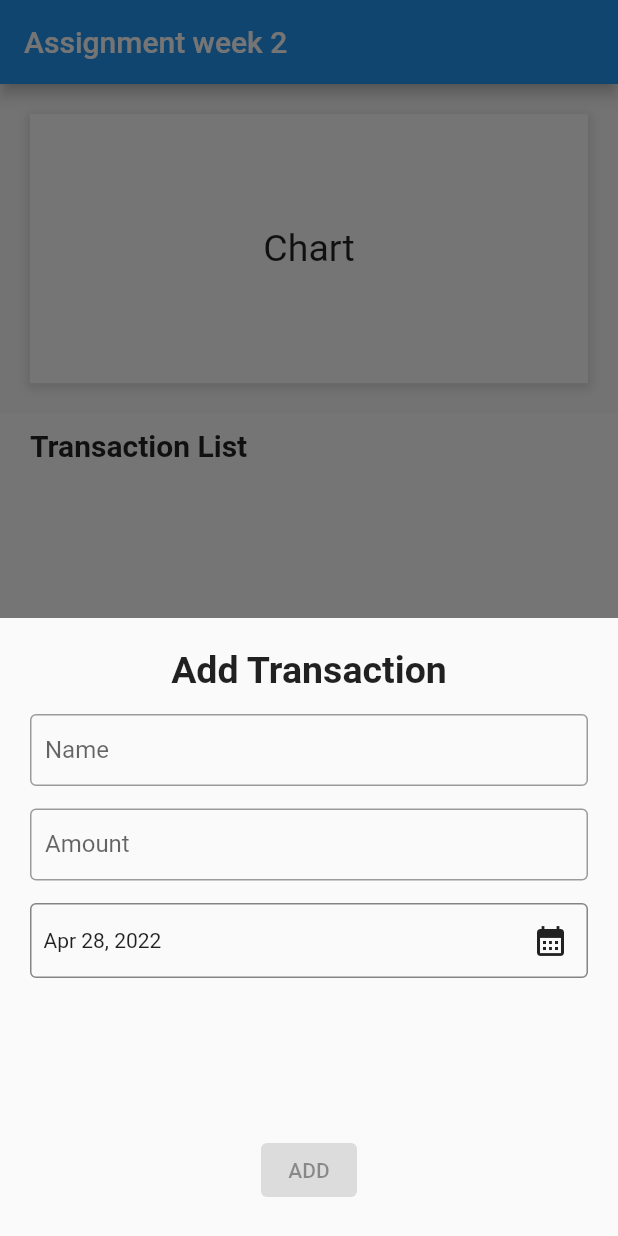
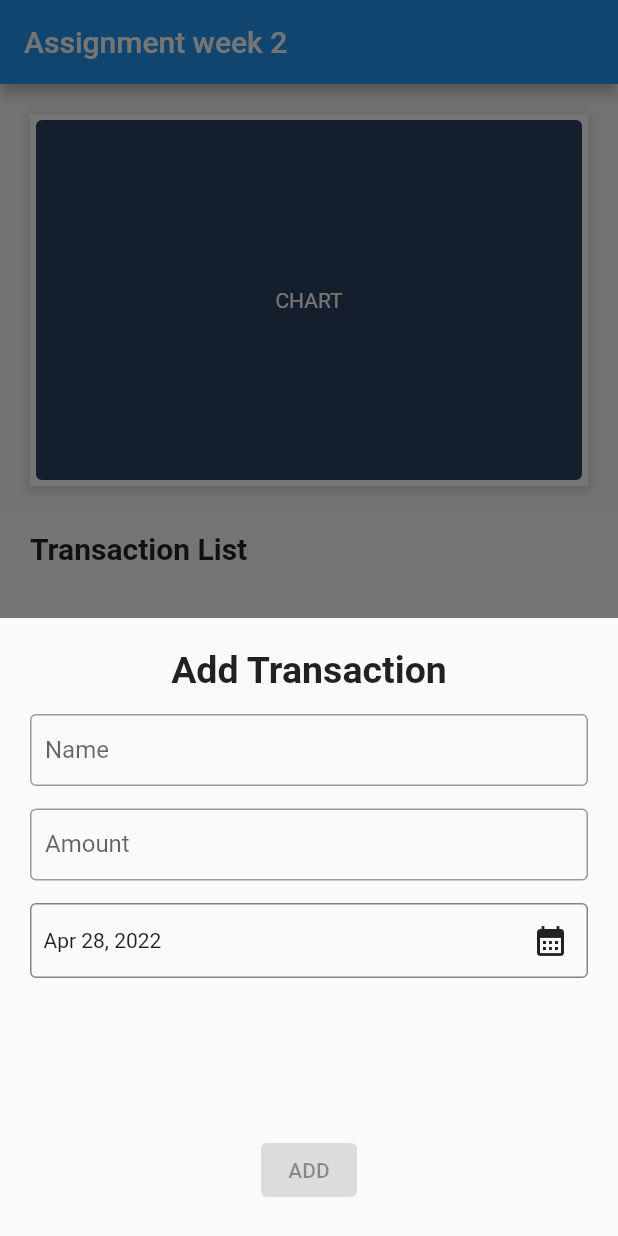
Before and after one commit to kiettruong-bbv/flutter, a Flutter app: the screen it shows after launch, after a tap on the "add" icon, on a phone screen of 412 x 824 dp. Run offline on Flutter 3.47's test engine with Material 2 defaults, Android fonts, the phone set to English and light mode, and no system bars; our stand-ins replace fl_chart.

Commit message:
Populated chart with transaction data.

```diff
--- a/expense_notes/lib/model/product.dart
+++ /dev/null
@@ -1,11 +0,0 @@
-class Product {
-  final String name;
-  final double price;
-  final String addTime;
-
-  Product({
-    required this.name,
-    required this.price,
-    required this.addTime,
-  });
-}
--- /dev/null
+++ b/expense_notes/lib/model/transaction.dart
@@ -0,0 +1,23 @@
+enum WeekDay { mon, tue, wed, thu, fri, sat, sun }
+
+class Transaction {
+  final String name;
+  final double price;
+  final DateTime addTime;
+
+  Transaction({
+    required this.name,
+    required this.price,
+    required this.addTime,
+  });
+}
+
+class DayTransaction {
+  final WeekDay weekDay;
+  final List<Transaction> transactions;
+
+  DayTransaction({
+    required this.weekDay,
+    required this.transactions,
+  });
+}
--- a/expense_notes/lib/view/add_product_screen.dart
+++ /dev/null
@@ -1,112 +0,0 @@
-import 'package:flutter/material.dart';
-import 'package:expense_notes/model/product.dart';
-import 'package:expense_notes/widget/date_time_input.dart';
-import 'package:expense_notes/extension/date_extension.dart';
-
-class AddProductScreen extends StatefulWidget {
-  const AddProductScreen({Key? key}) : super(key: key);
-
-  @override
-  State<AddProductScreen> createState() => _AddProductScreenState();
-}
-
-class _AddProductScreenState extends State<AddProductScreen> {
-  late TextEditingController _nameController;
-  late TextEditingController _priceController;
-  DateTime _selectedDate = DateTime.now();
-  bool _isAddEnable = false;
-
-  @override
-  void initState() {
-    super.initState();
-    _nameController = TextEditingController();
-    _priceController = TextEditingController();
-  }
-
-  @override
-  void dispose() {
-    _nameController.dispose();
-    _priceController.dispose();
-
-    super.dispose();
-  }
-
-  @override
-  Widget build(BuildContext context) {
-    return Container(
-      padding: const EdgeInsets.all(20),
-      child: Column(
-        mainAxisSize: MainAxisSize.min,
-        children: [
-          const Text(
-            'Add Transaction',
-            style: TextStyle(
-              fontSize: 25,
-              fontWeight: FontWeight.bold,
-            ),
-          ),
-          _buildSpace(height: 15),
-          TextField(
-            controller: _nameController,
-            decoration: const InputDecoration(
-              contentPadding: EdgeInsets.all(10),
-              border: OutlineInputBorder(),
-              labelText: 'Name',
-            ),
-            onChanged: (_) => _validateButton(),
-          ),
-          _buildSpace(height: 15),
-          TextField(
-            controller: _priceController,
-            keyboardType: TextInputType.number,
-            decoration: const InputDecoration(
-              contentPadding: EdgeInsets.all(10),
-              border: OutlineInputBorder(),
-              labelText: 'Amount',
-            ),
-            onChanged: (_) => _validateButton(),
-          ),
-          _buildSpace(height: 15),
-          DateTimeInput(
-            onSelectDateTime: (dateTime) {
-              if (dateTime != null) {
-                _selectedDate = dateTime;
-              }
-            },
-          ),
-          const Spacer(),
-          ElevatedButton(
-            onPressed: _isAddEnable ? _addProduct : null,
-            child: const Text('ADD'),
-          ),
-        ],
-      ),
-    );
-  }
-
-  Widget _buildSpace({
-    double width = 0,
-    double height = 0,
-  }) {
-    return SizedBox(
-      width: width,
-      height: height,
-    );
-  }
-
-  void _addProduct() {
-    final product = Product(
-      name: _nameController.text,
-      price: double.parse(_priceController.text),
-      addTime: _selectedDate.format(),
-    );
-    Navigator.pop(context, product);
-  }
-
-  void _validateButton() {
-    setState(() {
-      _isAddEnable =
-          _nameController.text.isNotEmpty && _priceController.text.isNotEmpty;
-    });
-  }
-}
--- /dev/null
+++ b/expense_notes/lib/view/add_transaction_screen.dart
@@ -0,0 +1,112 @@
+import 'package:flutter/material.dart';
+import 'package:expense_notes/model/transaction.dart';
+import 'package:expense_notes/widget/date_time_input.dart';
+import 'package:expense_notes/extension/date_extension.dart';
+
+class AddTransactionScreen extends StatefulWidget {
+  const AddTransactionScreen({Key? key}) : super(key: key);
+
+  @override
+  State<AddTransactionScreen> createState() => _AddTransactionScreenState();
+}
+
+class _AddTransactionScreenState extends State<AddTransactionScreen> {
+  late TextEditingController _nameController;
+  late TextEditingController _priceController;
+  DateTime _selectedDate = DateTime.now();
+  bool _isAddEnable = false;
+
+  @override
+  void initState() {
+    super.initState();
+    _nameController = TextEditingController();
+    _priceController = TextEditingController();
+  }
+
+  @override
+  void dispose() {
+    _nameController.dispose();
+    _priceController.dispose();
+
+    super.dispose();
+  }
+
+  @override
+  Widget build(BuildContext context) {
+    return Container(
+      padding: const EdgeInsets.all(20),
+      child: Column(
+        mainAxisSize: MainAxisSize.min,
+        children: [
+          const Text(
+            'Add Transaction',
+            style: TextStyle(
+              fontSize: 25,
+              fontWeight: FontWeight.bold,
+            ),
+          ),
+          _buildSpace(height: 15),
+          TextField(
+            controller: _nameController,
+            decoration: const InputDecoration(
+              contentPadding: EdgeInsets.all(10),
+              border: OutlineInputBorder(),
+              labelText: 'Name',
+            ),
+            onChanged: (_) => _validateButton(),
+          ),
+          _buildSpace(height: 15),
+          TextField(
+            controller: _priceController,
+            keyboardType: TextInputType.number,
+            decoration: const InputDecoration(
+              contentPadding: EdgeInsets.all(10),
+              border: OutlineInputBorder(),
+              labelText: 'Amount',
+            ),
+            onChanged: (_) => _validateButton(),
+          ),
+          _buildSpace(height: 15),
+          DateTimeInput(
+            onSelectDateTime: (dateTime) {
+              if (dateTime != null) {
+                _selectedDate = dateTime;
+              }
+            },
+          ),
+          const Spacer(),
+          ElevatedButton(
+            onPressed: _isAddEnable ? _addProduct : null,
+            child: const Text('ADD'),
+          ),
+        ],
+      ),
+    );
+  }
+
+  Widget _buildSpace({
+    double width = 0,
+    double height = 0,
+  }) {
+    return SizedBox(
+      width: width,
+      height: height,
+    );
+  }
+
+  void _addProduct() {
+    final product = Transaction(
+      name: _nameController.text,
+      price: double.parse(_priceController.text),
+      addTime: _selectedDate,
+    );
+    Navigator.pop(context, product);
+  }
+
+  void _validateButton() {
+    setState(() {
+      _isAddEnable =
+          _nameController.text.isNotEmpty && _priceController.text.isNotEmpty;
+    });
+  }
+}
--- a/expense_notes/lib/view/transaction_list.dart
+++ b/expense_notes/lib/view/transaction_list.dart
@@ -1,6 +1,9 @@
+import 'package:expense_notes/view/transaction_item.dart';
+import 'package:expense_notes/widget/chart.dart';
+import 'package:fl_chart/fl_chart.dart';
 import 'package:flutter/material.dart';
-import 'package:expense_notes/model/product.dart';
-import 'package:expense_notes/view/add_product_screen.dart';
+import 'package:expense_notes/model/transaction.dart';
+import 'package:expense_notes/view/add_transaction_screen.dart';
 
 class TransactionList extends StatefulWidget {
   const TransactionList({Key? key}) : super(key: key);
@@ -10,7 +13,19 @@ class TransactionList extends StatefulWidget {
 }
 
 class _TransactionListState extends State<TransactionList> {
-  List<Product> products = [];
+  final List<Transaction> _transactions = [];
+
+  final List<DayTransaction> _weekDayTransactions = [
+    DayTransaction(weekDay: WeekDay.mon, transactions: []),
+    DayTransaction(weekDay: WeekDay.tue, transactions: []),
+    DayTransaction(weekDay: WeekDay.wed, transactions: []),
+    DayTransaction(weekDay: WeekDay.thu, transactions: []),
+    DayTransaction(weekDay: WeekDay.fri, transactions: []),
+    DayTransaction(weekDay: WeekDay.sat, transactions: []),
+    DayTransaction(weekDay: WeekDay.sun, transactions: []),
+  ];
+
+  List<BarChartGroupData> _chartData = [];
 
   @override
   Widget build(BuildContext context) {
@@ -22,7 +37,7 @@ class _TransactionListState extends State<TransactionList> {
       ),
       floatingActionButton: FloatingActionButton(
         onPressed: () {
-          showModalBottomSheet<Product>(
+          showModalBottomSheet<Transaction>(
             context: context,
             isScrollControlled: true,
             builder: (BuildContext context) {
@@ -30,14 +45,16 @@ class _TransactionListState extends State<TransactionList> {
                 padding: MediaQuery.of(context).viewInsets,
                 child: SizedBox(
                   height: screenHeight / 2,
-                  child: const AddProductScreen(),
+                  child: const AddTransactionScreen(),
                 ),
               );
             },
           ).then((value) {
             if (value != null) {
               setState(() {
-                products.add(value);
+                _transactions.add(value);
+                _addChartData(value);
+                _updateChart();
               });
             }
           });
@@ -48,7 +65,7 @@ class _TransactionListState extends State<TransactionList> {
         crossAxisAlignment: CrossAxisAlignment.stretch,
         children: [
           Expanded(
-            flex: 2,
+            flex: 3,
             child: _buildChart(),
           ),
           Expanded(
@@ -61,6 +78,17 @@ class _TransactionListState extends State<TransactionList> {
   }
 
   Widget _buildChart() {
+    Widget chart = (_chartData.isEmpty)
+        ? const Center(
+            child: Text(
+              'CHART',
+              style: TextStyle(color: Colors.white),
+            ),
+          )
+        : MyBarChart(
+            barGroups: _chartData,
+          );
+
     return Container(
       decoration: BoxDecoration(
         color: Colors.white,
@@ -74,12 +102,13 @@ class _TransactionListState extends State<TransactionList> {
         ],
       ),
       margin: const EdgeInsets.all(20),
-      child: const Center(
-        child: Text(
-          "Chart",
-          style: TextStyle(
-            fontSize: 25,
-          ),
+      child: AspectRatio(
+        aspectRatio: 1,
+        child: Card(
+          elevation: 0,
+          shape: RoundedRectangleBorder(borderRadius: BorderRadius.circular(4)),
+          color: const Color(0xff2c4260),
+          child: chart,
         ),
       ),
     );
@@ -112,17 +141,22 @@ class _TransactionListState extends State<TransactionList> {
   }
 
   Widget _buildList() {
-    if (products.isEmpty) {
+    if (_transactions.isEmpty) {
       return const Center(
         child: Text('No transactions added yet!'),
       );
     }
 
     return ListView.separated(
-      itemCount: products.length,
+      itemCount: _transactions.length,
       itemBuilder: (context, index) {
-        final item = products[index];
-        return _buildListItem(index, item);
+        final item = _transactions[index];
+        return TransactionItem(
+          key: UniqueKey(),
+          index: index,
+          product: item,
+          onDelete: (index) => _removeItem(index),
+        );
       },
       separatorBuilder: (context, index) {
         return const SizedBox(
@@ -132,84 +166,37 @@ class _TransactionListState extends State<TransactionList> {
     );
   }
 
-  Widget _buildListItem(int index, Product product) {
-    return Container(
-      padding: const EdgeInsets.all(10),
-      decoration: BoxDecoration(
-        color: Colors.white,
-        borderRadius: BorderRadius.circular(6),
-        boxShadow: [
-          BoxShadow(
-            color: Colors.grey.withOpacity(0.5),
-            spreadRadius: 1,
-            blurRadius: 1,
-            offset: const Offset(1, 1),
-          ),
-        ],
-      ),
-      child: Row(
-        children: [
-          Container(
-            padding: const EdgeInsets.all(3),
-            decoration: BoxDecoration(
-              border: Border.all(
-                color: Colors.blueAccent,
-                width: 3,
-              ),
-            ),
-            child: Center(
-              child: Text(
-                '\$${product.price}',
-                style: const TextStyle(
-                  color: Colors.blueAccent,
-                  fontWeight: FontWeight.bold,
-                  fontSize: 20,
-                ),
-              ),
-            ),
-          ),
-          const SizedBox(
-            width: 10,
-          ),
-          Expanded(
-            child: Column(
-              crossAxisAlignment: CrossAxisAlignment.start,
-              children: [
-                Text(
-                  product.name,
-                  style: const TextStyle(
-                    fontWeight: FontWeight.bold,
-                    fontSize: 18,
-                  ),
-                ),
-                Text(
-                  product.addTime,
-                  style: const TextStyle(
-                    color: Colors.grey,
-                    fontSize: 16,
-                  ),
-                ),
-              ],
-            ),
-          ),
-          SizedBox(
-            width: 40,
-            child: IconButton(
-              onPressed: () => removeItem(index),
-              icon: const Icon(
-                Icons.delete,
-                color: Colors.red,
-              ),
-            ),
-          ),
-        ],
-      ),
-    );
+  void _removeItem(int index) {
+    setState(() {
+      _transactions.removeAt(index);
+    });
   }
 
-  void removeItem(int index) {
-    setState(() {
-      products.removeAt(index);
-    });
+  void _addChartData(Transaction transaction) {
+    DateTime today = DateTime.now();
+    DateTime day7FromToday = DateTime(today.year, today.month, today.day - 8);
+
+    if (transaction.addTime.isAfter(day7FromToday) &&
+        transaction.addTime.isBefore(today)) {
+      int weekDay = transaction.addTime.weekday;
+      _weekDayTransactions[weekDay].transactions.add(transaction);
+    }
+  }
+
+  void _updateChart() {
+    _chartData = _weekDayTransactions.asMap().entries.map((entry) {
+      int index = entry.key;
+      DayTransaction trans = entry.value;
+      double toY =
+          (trans.transactions.length / _weekDayTransactions.length) * 10;
+      return BarChartGroupData(
+        x: index,
+        barRods: [
+          BarChartRodData(
+            toY: toY,
+          )
+        ],
+      );
+    }).toList();
   }
 }
--- a/expense_notes/pubspec.yaml
+++ b/expense_notes/pubspec.yaml
@@ -34,6 +34,7 @@ dependencies:
   # Use with the CupertinoIcons class for iOS style icons.
   cupertino_icons: ^1.0.2
   intl: ^0.17.0
+  fl_chart: ^0.50.1
 
 dev_dependencies:
   flutter_test:
```
Also changed, not shown: expense_notes/lib/view/transaction_item.dart (added, +108 -0 lines), expense_notes/lib/widget/chart.dart (added, +193 -0 lines).
